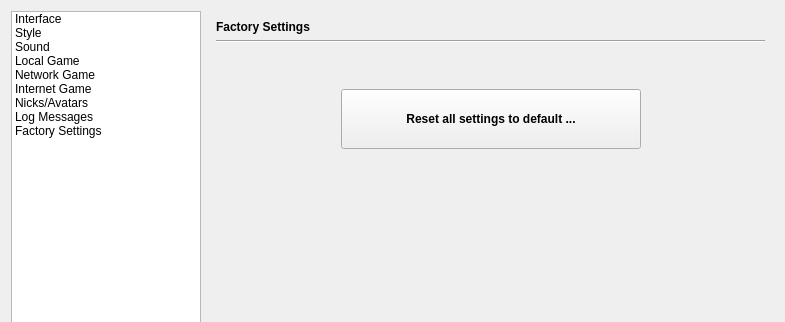
pokerth/pokerth, file src/gui/qt/settingsdialog.ui: the form before one commit; both pictures show x 0 to 785 and y 0 to 322 of the 785 by 530 pixel window.
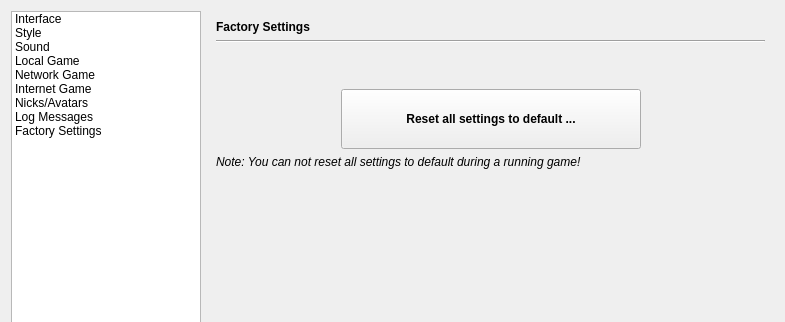
The form after the commit. The open tabs and pages were chosen to show the change. Icons and pictures are not drawn. Custom widgets are drawn as their Qt base class.

Commit message: check if settingsdialog is called from ingame and disable reset settings button

```diff
--- a/src/gui/qt/settingsdialog.ui
+++ b/src/gui/qt/settingsdialog.ui
@@ -3701,7 +3701,7 @@
            </item>
           </layout>
          </item>
-         <item row="5" column="1">
+         <item row="6" column="1">
           <spacer name="verticalSpacer_6">
            <property name="orientation">
             <enum>Qt::Vertical</enum>
@@ -3721,6 +3721,18 @@
            </property>
           </widget>
          </item>
+         <item row="5" column="0" colspan="2">
+          <widget class="QLabel" name="label_resetNote">
+           <property name="font">
+            <font>
+             <italic>true</italic>
+            </font>
+           </property>
+           <property name="text">
+            <string>Note: You can not reset all settings to default during a running game!</string>
+           </property>
+          </widget>
+         </item>
         </layout>
        </widget>
       </widget>
```
The commit also changes 5 other files.
